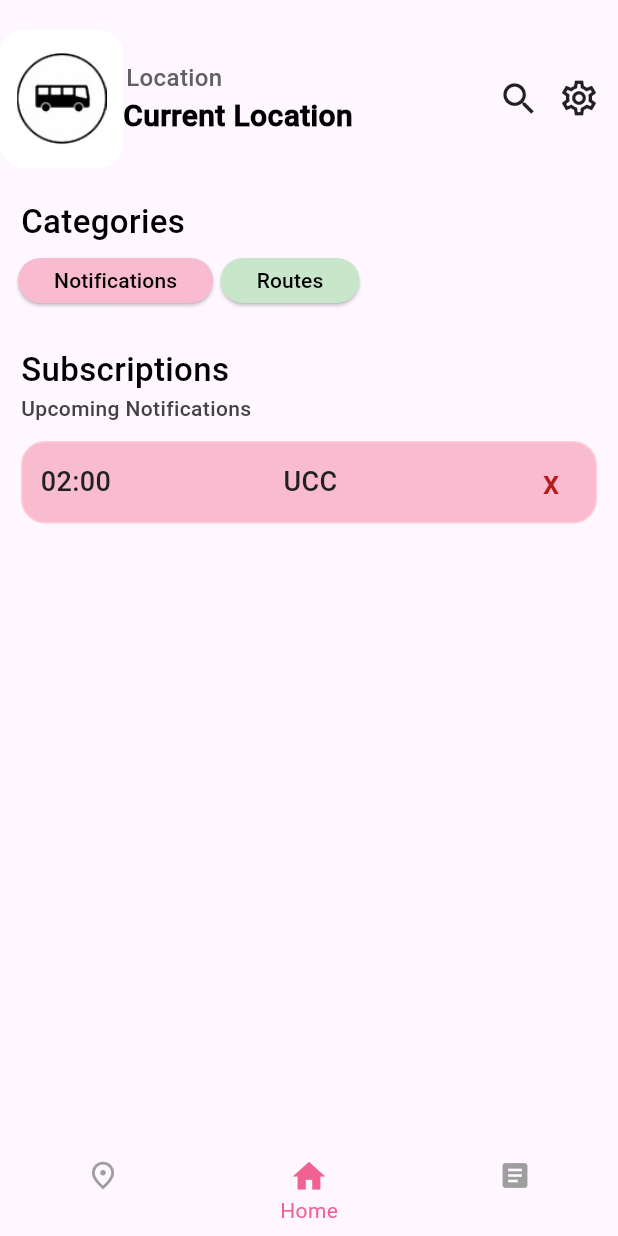
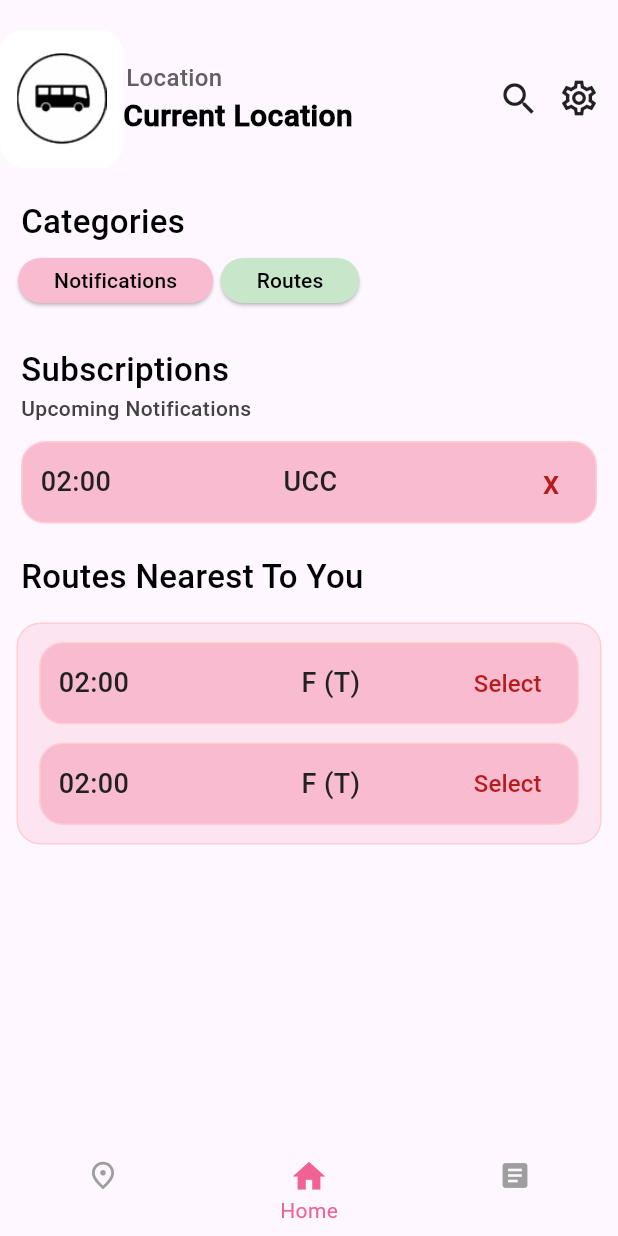
Before and after one commit to a-dempsey/buzz_me_client, a Flutter app: the screen it shows after launch, on a phone screen of 412 x 824 dp. Run offline on Flutter 3.47's test engine with Material 3 defaults, Android fonts, the phone set to English and light mode, and no system bars; our stand-ins replace firebase_core; accounts and stored records are empty; generated files the repository leaves out were written again.

```diff
--- /dev/null
+++ b/lib/components/nearest_routes.dart
@@ -0,0 +1,82 @@
+import 'package:flutter/material.dart';
+
+class NearestRoutes extends StatelessWidget {
+  const NearestRoutes({super.key});
+
+  @override
+  Widget build(BuildContext context) {
+    return Padding(
+      padding: const EdgeInsets.only(left: 14, right: 14),
+      child: Column(
+        children: [
+          const SizedBox(height: 12),
+          Row(
+            children: [
+              Container(
+                width: MediaQuery.of(context).size.width - 52,
+                height: 55.0,
+                decoration: BoxDecoration(
+                  color: Colors.pink[100],
+                  border: Border.all(
+                    color: Colors.red.shade100,
+                  ),
+                  borderRadius: const BorderRadius.all(Radius.circular(16)),
+                ),
+                child: Row(
+                  children: [
+                    Padding(
+                      padding: const EdgeInsets.only(left: 12, right: 115),
+                      child: Text(
+                        //TODO: fill in w server shit
+                        '02:00',
+                        style: TextStyle(
+                          color: Colors.grey.shade900,
+                          fontFamily: 'Roboto-Medium',
+                          fontSize: 18,
+                          fontWeight: FontWeight.w400,
+                        ),
+                      ),
+                    ),
+                    Text(
+                      //TODO: fill in w server shit
+                      'F (T)',
+                      style: TextStyle(
+                        color: Colors.grey.shade900,
+                        fontFamily: 'Roboto-Medium',
+                        fontSize: 18,
+                        fontWeight: FontWeight.w400,
+                      ),
+                    ),
+                    const Spacer(),
+                    ElevatedButton(
+                      onPressed: () {
+                        // TODO: add popup to clarify deletion & then remove notification entirely if confirmed
+                      },
+                      style: ButtonStyle(
+                        minimumSize: MaterialStateProperty.all(const Size(5, 30)),
+                        backgroundColor: MaterialStateProperty.all<Color>(Colors.pink.shade100),
+                        foregroundColor: MaterialStateProperty.all<Color>(Colors.black),
+                        elevation: MaterialStateProperty.resolveWith<double>((states) {
+                          return 0.0;
+                        }),
+                      ),
+                      child: Text(
+                        'Select',
+                        style: TextStyle(
+                          color: Colors.red.shade900,
+                          fontFamily: 'Roboto-Medium',
+                          fontSize: 16,
+                          fontWeight: FontWeight.w400,
+                        ),
+                      ),
+                    ),
+                  ],
+                ),
+              ),
+            ],
+          ),
+        ],
+      ),
+    );
+  }
+}
--- a/lib/screens/home_screen.dart
+++ b/lib/screens/home_screen.dart
@@ -1,7 +1,6 @@
+import 'package:buzz_me/components/nearest_routes.dart';
 import 'package:buzz_me/components/upcoming_notification.dart';
 import 'package:flutter/material.dart';
-import 'package:buzz_me/components/upcoming_notification.dart';
-
 import '../components/icon.dart';
 
 class HomeScreen extends StatefulWidget {
@@ -113,15 +112,57 @@ class _HomeScreenState extends State<HomeScreen> {
                 ),
               ],
             ),
-            SizedBox(height: 20),
-            Expanded(
-              child: UpcomingNotification(),
+            if(!isPressedRoute | (isPressedRoute && isPressed))
+            const SizedBox(height: 20),
+            if(!isPressedRoute | (isPressedRoute && isPressed))
+              const SizedBox(
+                height:118,
+               child: UpcomingNotification(),
+             ),
+              const SizedBox(height: 20),
+            if(!isPressed | (isPressedRoute && isPressed))
+              Column(
+                children: [
+                  const Row(
+                    children: [
+                      Padding(
+                        padding: EdgeInsets.symmetric(horizontal: 14),
+                        child: Text(
+                        'Routes Nearest To You',
+                          style: TextStyle(
+                            color: Colors.black,
+                            fontFamily: 'Roboto-Medium',
+                            fontSize: 22,
+                            fontWeight: FontWeight.w600,
+                          ),
+                        ),
+                      ),
+                    ],
+                  ),
+                const SizedBox(height: 15),
+                  Container(
+                    width: MediaQuery.of(context).size.width - 22,
+                    padding: const EdgeInsets.only(bottom: 12),
+                    decoration: BoxDecoration(
+                      color: Colors.pink[100]?.withOpacity(0.3),
+                      border: Border.all(
+                        color: Colors.red.shade100,
+                      ),
+                      borderRadius: const BorderRadius.all(Radius.circular(16)),
+                    ),
+                    child: const Column(
+                      mainAxisSize: MainAxisSize.min,
+                      children: [
+                        NearestRoutes(),
+                        NearestRoutes(),
+                      ],
+                    ),
+                  ),
+              ],
             ),
-
           ],
         ),
       ),
     );
   }
 }
-//display settings
```
